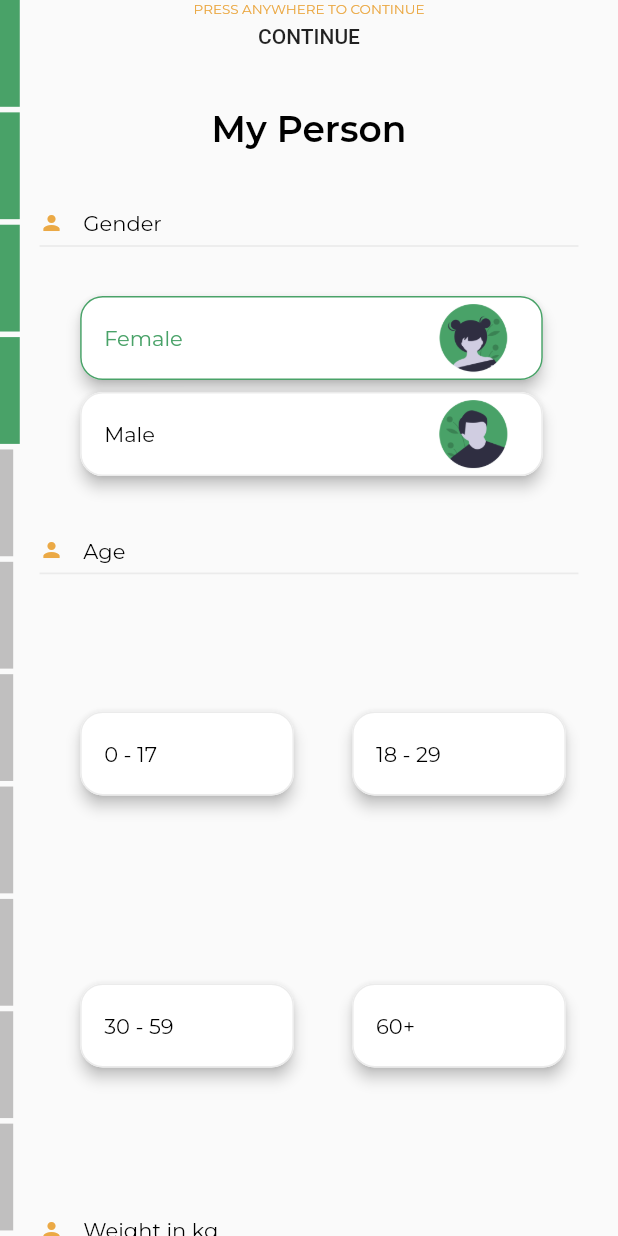
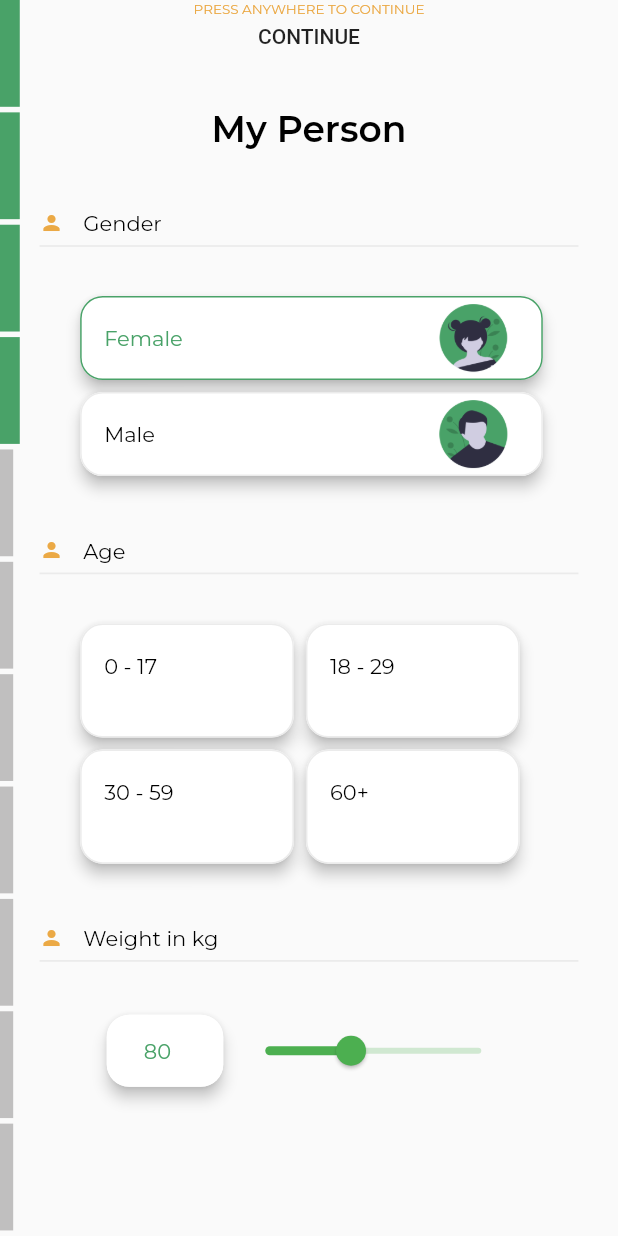
Before and after one commit to golfstromy/gozero, a Flutter app: the MyPersonScreen screen opened by its route, on a phone screen of 412 x 824 dp. Run offline on Flutter 3.47's test engine with Material 2 defaults, Android fonts, the phone set to English and light mode, and no system bars; our stand-ins replace font_awesome_flutter; project files that could hold a hidden picture were left out.

Commit message:
fixed grid of age selection

```diff
--- a/go_zero/lib/screens/mvp_route/ui/widgets/cards/grouped/groupedSmallGridCard.dart
+++ b/go_zero/lib/screens/mvp_route/ui/widgets/cards/grouped/groupedSmallGridCard.dart
@@ -10,6 +10,8 @@ class SelectableSmallCardGrid extends StatefulWidget {
 
   ///how big the cards width is
   final double cardWidthFactor;
+
+  final double cardHeightFactor;
 
   ///how many cols the grid has
   final int columns;
@@ -55,6 +57,7 @@ class SelectableSmallCardGrid extends StatefulWidget {
     this.fontSize = 14,
     this.checked,
     this.onChange,
+    this.cardHeightFactor = 1.5 * 0.068,
     this.crossAxisCount = 2,
     this.cardWidthFactor =
         137 / 375, //Mockupwidth of small card:mockup screen width
@@ -76,7 +79,7 @@ class SelectableSmallCardGrid extends StatefulWidget {
 class _SelectableSmallCardGridState extends State<SelectableSmallCardGrid> {
   List<String> _selected = [];
   double _SCREENWIDTH;
-
+  double _SCREENHEIGHT;
   @override
   void initState() {
     super.initState();
@@ -89,6 +92,7 @@ class _SelectableSmallCardGridState extends State<SelectableSmallCardGrid> {
   Widget build(BuildContext context) {
     //set the selected to the checked (if not null)
     _SCREENWIDTH = getScreenWidth(context);
+    _SCREENHEIGHT = getScreenHeight(context);
     if (widget.checked != null) {
       _selected = [];
       _selected.addAll(widget.checked); //use add all to prevent a shallow copy
@@ -101,6 +105,7 @@ class _SelectableSmallCardGridState extends State<SelectableSmallCardGrid> {
         widget.texts[i],
         widget.fontSize,
         unselectable: false,
+        height: widget.cardHeightFactor * _SCREENHEIGHT,
         width: widget.cardWidthFactor * _SCREENWIDTH,
         onChanged: (bool selected) {
           onChanged(selected, i);
@@ -114,36 +119,52 @@ class _SelectableSmallCardGridState extends State<SelectableSmallCardGrid> {
       else {
         //otherwise, use predefined method of building
         //vertical orientation means Column with Row inside
-        if (widget.orientation == GroupedCardOrientation.VERTICAL) {
-          content.add(Row(children: <Widget>[
+        var _children = <Widget>[
           Padding(
             padding: widget.innerSpacing,
           ), //TODO: ABSTAND ERSETZEN
           card,
-          ]));
+        ];
+        if (widget.orientation == GroupedCardOrientation.VERTICAL) {
+          content.add(Row(
+            children: _children,
+          ) //TODO: ABSTAND ERSETZEN
+              );
         } else {
           //horizontal orientation means Row with Column inside
-          content.add(Column(children: <Widget>[
-            Padding(
-              padding: widget.innerSpacing,
-            ), //TODO: ABSTAND ERSETZEN
-            card,
-          ]));
+          content.add(Column(children: _children));
         }
       }
     }
 
     bool vertical = widget.orientation == GroupedCardOrientation.VERTICAL;
+    List<Widget> items = [];
+    for (int i = 0; i < content.length; i += widget.crossAxisCount) {
+      var _items = <Widget>[];
+      for (int n = 0; n < widget.crossAxisCount; n++)
+        _items.add(content[i + n]);
+      items.add(Row(
+        children: _items,
+      ));
+    }
+
     return Container(
         padding: widget.padding,
         margin: widget.margin,
-      child: GridView.count(
+        child: vertical
+            ? Column(
+                children: items,
+              )
+            : Row(
+                children: items,
+              )
+        /*GridView.count(
           shrinkWrap: true,
           crossAxisCount: widget.crossAxisCount,
           scrollDirection: vertical ? Axis.vertical : Axis.horizontal,
           children: List.generate(widget.texts.length, (index) {
             return content[index];
-          })),
+          })),*/
         );
   }
 
```
Lines whose indentation alone changed are shown as unchanged.
